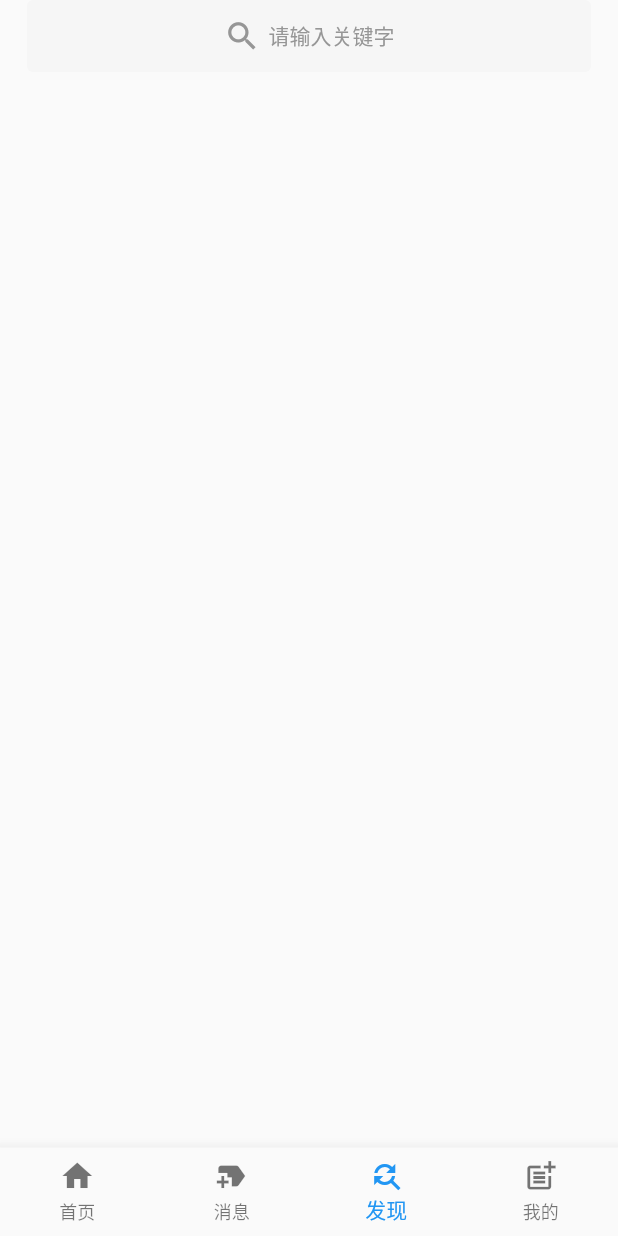
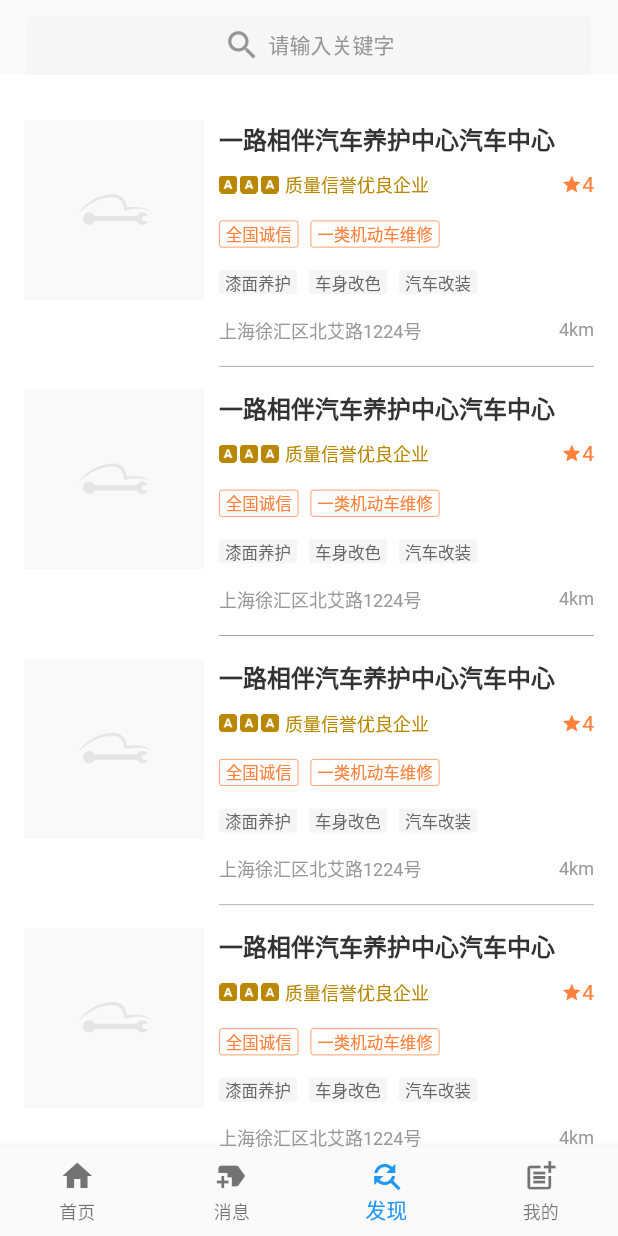
Before and after one commit to BillyZD/flutter, a Flutter app: the screen it shows after launch, item 3 of the bottom bar chosen, on a phone screen of 412 x 824 dp. Run offline on Flutter 3.47's test engine with Material 2 defaults, Android fonts, the phone set to English and light mode, and no system bars; drawn by our look-alikes of pull_to_refresh; our stand-ins replace fluttertoast.

Commit message:
添加下拉刷新，完成详情界面部分UI

```diff
--- a/lib/FindModule/FindMainWidget.dart
+++ b/lib/FindModule/FindMainWidget.dart
@@ -1,6 +1,10 @@
 
 import 'package:flutter/material.dart';
 import 'package:flutter_app/Tool/ToolSearchBar.dart';
+import 'package:flutter_app/FindModule/RepairListWidget.dart';
+import "package:pull_to_refresh/pull_to_refresh.dart";
+import 'package:flutter_app/Animation/PageRouteAnimation.dart';
+import 'package:flutter_app/FindModule/RepairDetailWidget.dart';
 
 class FindMainWidget extends StatefulWidget {
   const FindMainWidget({Key? key}) : super(key: key);
@@ -11,22 +15,70 @@ class FindMainWidget extends StatefulWidget {
 
 class _FindMainWidgetState extends State<FindMainWidget> {
 
+  RefreshController _refreshController = RefreshController();
+
+  @override
+  void initState() {
+    // TODO: implement initState
+    super.initState();
+    WidgetsBinding.instance?.addPostFrameCallback((timeStamp) {
+      _refreshController.requestRefresh(duration: Duration(milliseconds: 250));
+    });
+  }
+
   @override
   Widget build(BuildContext context) {
     return Container(
-      padding: EdgeInsets.only(left: 18,right: 18),
+      padding: EdgeInsets.only(top: 10),
       child: SafeArea(
-        child: Column(
+        child: Flex(
+          direction: Axis.vertical,
           children: [
-            ToolSearchBar(
-              onEditingComplete: (text){
-                print('搜索$text');
+            Container(
+              padding: EdgeInsets.only(left: 18,right: 18),
+              child: ToolSearchBar(
+                onEditingComplete: (text){
+                  print('搜索$text');
+                },
+                placeholder: '请输入关键字',
+                height: 40,
+              ),
+            ),
+            Container(
+              height: 15,
+              color: Colors.white,
+            ),
+            Expanded(child:  SmartRefresher(
+              enablePullUp: false,
+              enablePullDown: true,
+              controller: _refreshController,
+             // header: WaterDropHeader(),
+             // header: WaterDropMaterialHeader(),
+              onRefresh: (){
+                this.handleRefresh();
               },
-              placeholder: '请输入关键字',
-            ),
+              child: ListView.builder(
+                itemBuilder: (cnx , index){
+                  return GestureDetector(
+                    onTap: (){
+                      PageRouteAnimationModel(page: RepairDetailWidget()).defaultPage(context);
+                    },
+                    child: RepairListWidget(),
+                  );
+                },
+                itemCount: 10,
+              ),
+            ))
           ],
-        ),
+        )
       ),
     );
   }
+
+  void handleRefresh() {
+    Future.delayed(Duration(seconds: 2),(){
+      _refreshController.refreshCompleted();
+    });
+  }
+
 }
--- /dev/null
+++ b/lib/FindModule/RepairListWidget.dart
@@ -0,0 +1,186 @@
+
+import 'package:flutter/material.dart';
+import 'package:flutter/widgets.dart';
+
+class RepairListWidget extends StatefulWidget {
+  const RepairListWidget({Key? key}) : super(key: key);
+
+  @override
+  _RepairListWidgetState createState() => _RepairListWidgetState();
+}
+
+class _RepairListWidgetState extends State<RepairListWidget> {
+
+  @override
+  Widget build(BuildContext context) {
+    return Container(
+      color: Colors.white,
+      padding: EdgeInsets.only(top: 15 , left: 16 , right: 16),
+      child: Row(
+        crossAxisAlignment: CrossAxisAlignment.start,
+        children: [
+          Image.asset('images/placeholder_image.png'),
+          SizedBox(width: 10,),
+          Flexible(child: this.createInfoWidget()),
+        ],
+      ),
+    );
+  }
+
+
+  Widget createInfoWidget() {
+    return Column(
+      crossAxisAlignment: CrossAxisAlignment.start,
+      children: [
+        Text('一路相伴汽车养护中心汽车中心', maxLines: 1, overflow: TextOverflow.ellipsis, style: TextStyle(
+          fontSize: 16,
+          fontWeight: FontWeight.w600,
+          color: Color.fromRGBO(51, 51, 51, 1)
+        ),),
+        SizedBox(height: 10,),
+        this.createStarWidget(),
+        SizedBox(height: 15,),
+        this.createFlagWidget(),
+        SizedBox(height: 15,),
+        this.createProductWidget(),
+        SizedBox(height: 15,),
+        this.createDistance(),
+        SizedBox(height: 15,),
+        Divider(height: 0.5,color: Color.fromRGBO(150, 150, 150, 1),)
+      ],
+    );
+  }
+
+  /*创建星星评分Widget*/
+  Widget createStarWidget() {
+    return Flex(
+      direction: Axis.horizontal,
+      children: [
+        Wrap(
+          spacing: 2,
+          runSpacing: 0,
+          children: [
+            Image.asset('images/image_a.png'),
+            Image.asset('images/image_a.png'),
+            Image.asset('images/image_a.png'),
+          ],
+        ),
+        SizedBox(width: 4,),
+        Expanded(child: Text('质量信誉优良企业' , maxLines: 1, overflow: TextOverflow.ellipsis,style: TextStyle(
+            fontSize: 12,
+            color: Color.fromRGBO(185, 135, 0, 1)
+        ),),),
+        SizedBox(width: 4,),
+        Icon(Icons.star , color: Color.fromRGBO(255, 129, 59, 1), size: 14,),
+        Text('4',style: TextStyle(
+            fontSize: 14,
+            color: Color.fromRGBO(255, 129, 59, 1)
+        ),)
+      ],
+    );
+  }
+
+  Widget createFlagWidget(){
+    return Wrap(
+      spacing: 8,
+      children: [
+        Container(
+          decoration: BoxDecoration(
+            borderRadius: BorderRadius.all(Radius.circular(2)),
+            border: Border.all(
+              color: Color.fromRGBO(255, 129, 59, 1),
+              width: 0.5
+            )
+          ),
+          height: 18,
+          padding: EdgeInsets.only(left: 4 , right: 4),
+          child: Text('全国诚信', style: TextStyle(
+            fontSize: 11,
+            color: Color.fromRGBO(255, 129, 59, 1)
+          ),),
+        ),
+
+        Container(
+          decoration: BoxDecoration(
+              borderRadius: BorderRadius.all(Radius.circular(2)),
+              border: Border.all(
+                  color: Color.fromRGBO(255, 129, 59, 1),
+                  width: 0.5
+              )
+          ),
+          height: 18,
+          padding: EdgeInsets.only(left: 4 , right: 4),
+          child: Text('一类机动车维修', style: TextStyle(
+              fontSize: 11,
+              color: Color.fromRGBO(255, 129, 59, 1)
+          ),),
+        )
+
+      ],
+    );
+  }
+
+  Widget createProductWidget(){
+    return Wrap(
+      spacing: 8,
+      children: [
+        Container(
+          decoration: BoxDecoration(
+              borderRadius: BorderRadius.all(Radius.circular(2)),
+              color: Color.fromRGBO(245, 245, 245, 1)
+          ),
+          height: 16,
+          padding: EdgeInsets.only(left: 4 , right: 4),
+          child: Text('漆面养护', style: TextStyle(
+              fontSize: 11,
+              color: Color.fromRGBO(102, 102, 102, 1)
+          ),),
+        ),
+        Container(
+          decoration: BoxDecoration(
+              borderRadius: BorderRadius.all(Radius.circular(2)),
+              color: Color.fromRGBO(245, 245, 245, 1)
+          ),
+          height: 16,
+          padding: EdgeInsets.only(left: 4 , right: 4),
+          child: Text('车身改色', style: TextStyle(
+              fontSize: 11,
+              color: Color.fromRGBO(102, 102, 102, 1)
+          ),),
+        ),
+        Container(
+          decoration: BoxDecoration(
+              borderRadius: BorderRadius.all(Radius.circular(2)),
+              color: Color.fromRGBO(245, 245, 245, 1)
+          ),
+          height: 16,
+          padding: EdgeInsets.only(left: 4 , right: 4),
+          child: Text('汽车改装', style: TextStyle(
+              fontSize: 11,
+              color: Color.fromRGBO(102, 102, 102, 1)
+          ),),
+        ),
+      ],
+    );
+  }
+
+
+  Widget createDistance() {
+    return Flex(
+      direction: Axis.horizontal,
+      children: [
+        Expanded(
+          child: Text('上海徐汇区北艾路1224号' , maxLines: 1, overflow: TextOverflow.ellipsis, style: TextStyle(
+            fontSize: 12,
+            color: Color.fromRGBO(153, 153 , 153, 1)
+          ),),
+        ),
+        Text('4km', style: TextStyle(
+          fontSize: 12,
+          color: Color.fromRGBO(153, 153, 153, 1)
+        ),)
+      ],
+    );
+  }
+
+}
--- a/lib/Login/VerityCodeLoginWidget.dart
+++ b/lib/Login/VerityCodeLoginWidget.dart
@@ -137,8 +137,6 @@ class _VerityCodeLoginWidgetState extends State<VerityCodeLoginWidget> {
   void sendLoginRequest() {
     ToolToast.showLongToast('登录成功');
   }
-
-
 
   /*获取顶部文字显示*/
   Widget getHeaderTextWidget(double width) {
--- a/lib/Tool/ToolSearchBar.dart
+++ b/lib/Tool/ToolSearchBar.dart
@@ -8,6 +8,7 @@ class ToolSearchBar extends StatefulWidget {
 
   const ToolSearchBar({Key? key , required this.onEditingComplete , this.textChange ,required this.placeholder , this.height = 48}) ;
 
+  /*结束编辑的回调*/
   final Function(String) onEditingComplete;
 
   /*输入框文字变化*/
@@ -49,7 +50,7 @@ class _ToolSearchBarState extends State<ToolSearchBar> {
         // 恢复到初始状态
         this.reSetState();
       }else if (this.textEditingController.text.isNotEmpty){
-        /*输入框*/
+        /*输入框文字变化*/
         ToolToast.showLongToast(this.textEditingController.text);
       }
     });
@@ -112,6 +113,10 @@ class _ToolSearchBarState extends State<ToolSearchBar> {
         widget.onEditingComplete(this.textEditingController.text);
         this.focus.unfocus();
       },
+      onChanged: (text){
+        print('改变$text');
+        print(this.textEditingController.text);
+      },
     );
   }
 
```
Also changed, not shown: lib/AppRoot/AppHomeWidget.dart (+1 -15 lines), lib/FindModule/RepairDetailWidget.dart (added, +238 -0 lines), pubspec.yaml (+7 -0 lines), images/2.0x/banner_place.png (added), images/2.0x/image_a.png (added), images/2.0x/image_adress.png (added), images/2.0x/image_nav.png (added), images/2.0x/placeholder_image.png (added), images/3.0x/image_a.png (added), images/3.0x/image_adress.png (added), images/3.0x/image_nav.png (added), images/3.0x/placeholder_image.png (added).
